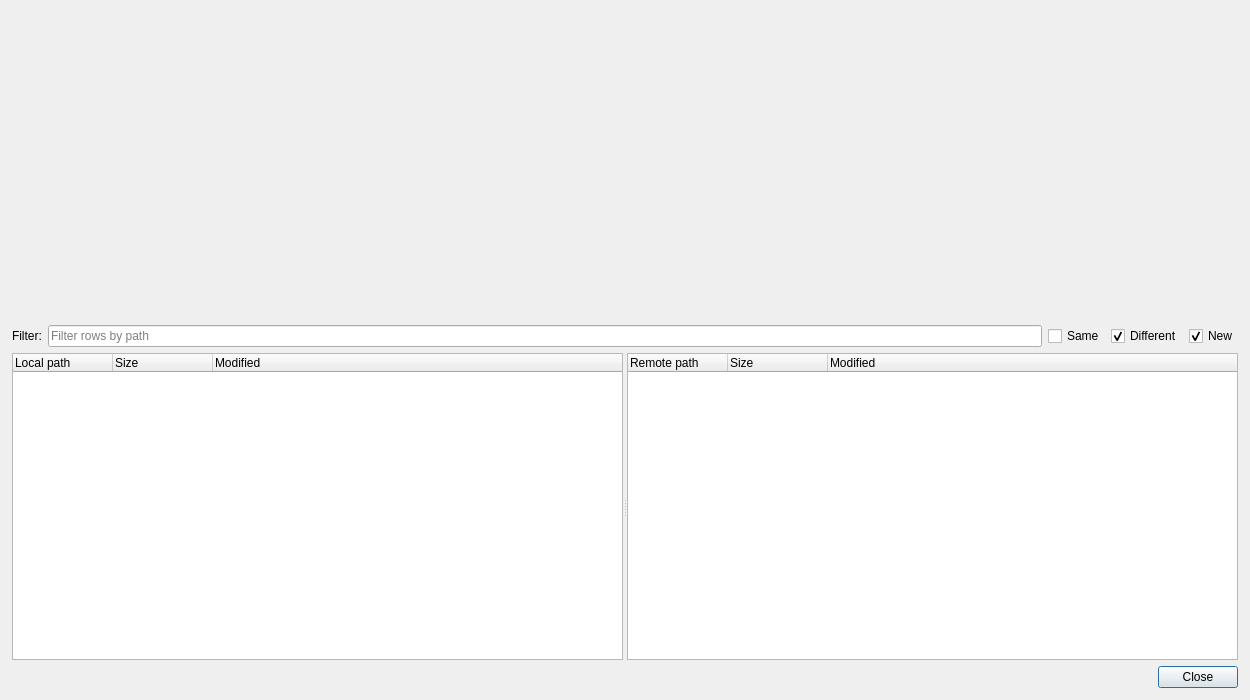
alple/MEGAsync, file src/MEGASync/sync_preview/gui/ui/SyncPreviewPairDetailDialog.ui: the form before one commit.
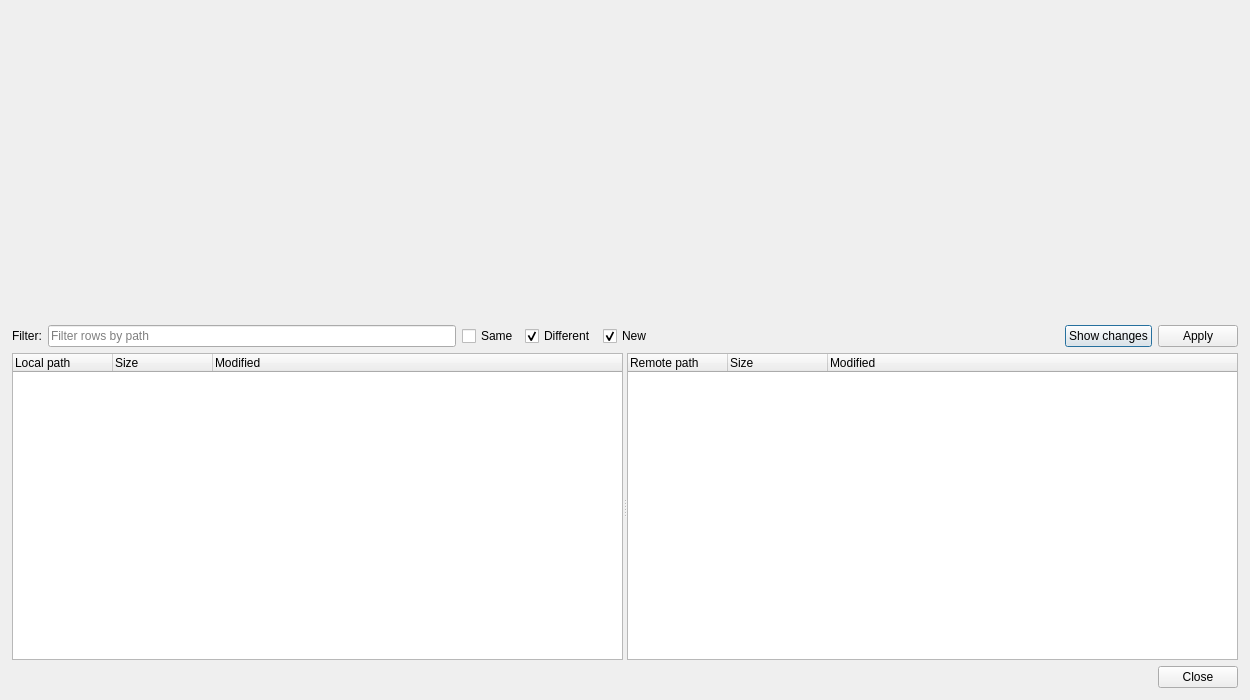
The form after the commit.

Patch:
```diff
--- a/src/MEGASync/sync_preview/gui/ui/SyncPreviewPairDetailDialog.ui
+++ b/src/MEGASync/sync_preview/gui/ui/SyncPreviewPairDetailDialog.ui
@@ -91,6 +91,39 @@
        </property>
       </widget>
      </item>
+     <item>
+      <spacer name="filterSpacer">
+       <property name="orientation">
+        <enum>Qt::Horizontal</enum>
+       </property>
+       <property name="sizeHint" stdset="0">
+        <size>
+         <width>40</width>
+         <height>10</height>
+        </size>
+       </property>
+      </spacer>
+     </item>
+     <item>
+      <widget class="QPushButton" name="showChangesButton">
+       <property name="text">
+        <string>Show changes</string>
+       </property>
+       <property name="toolTip">
+        <string>Lists the changes scheduled under the current decisions (renames included)</string>
+       </property>
+      </widget>
+     </item>
+     <item>
+      <widget class="QPushButton" name="applyButton">
+       <property name="text">
+        <string>Apply</string>
+       </property>
+       <property name="toolTip">
+        <string>Executes the scheduled changes on the fake data and re-resolves the panes (review loop, no real transfer)</string>
+       </property>
+      </widget>
+     </item>
     </layout>
    </item>
    <item>
```
